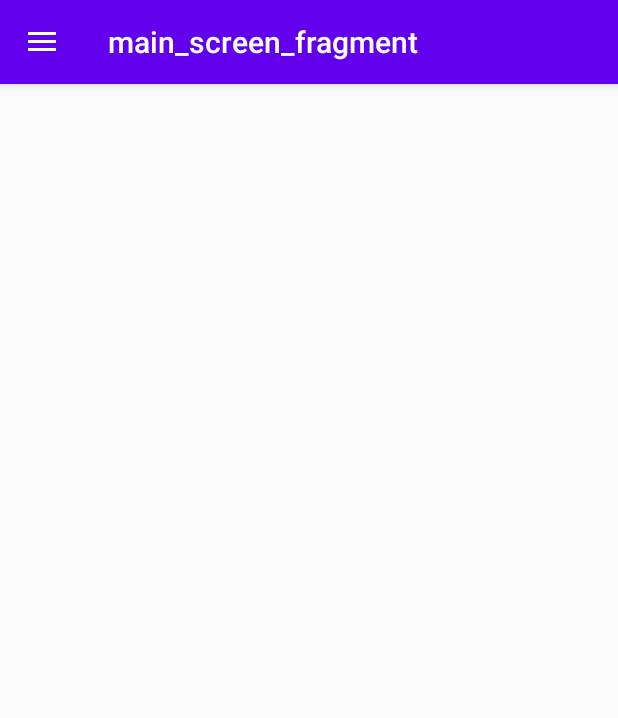
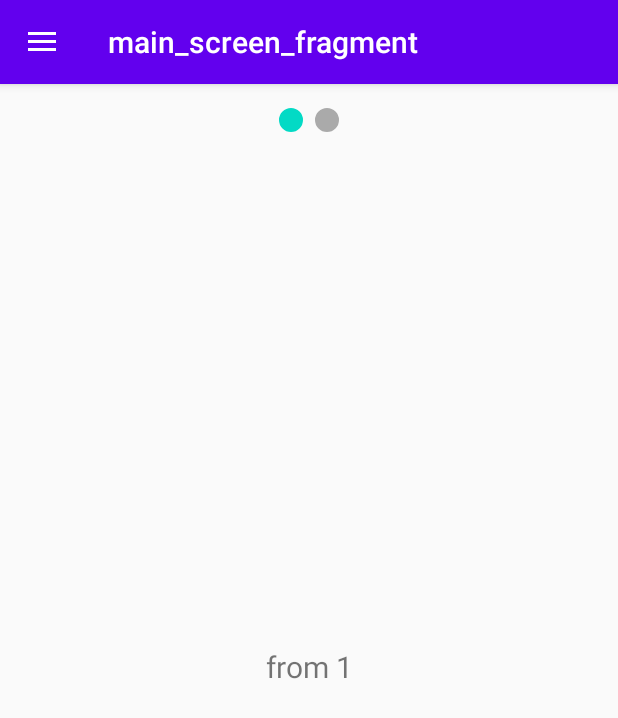
Before and after one commit to Daniloday/SmartSchedule, an Android app: the screen it shows after launch (MainActivity), on a phone screen of 412 x 824 dp. Shown: the top 718 px of the screen. Run offline under Robolectric (Android 15) with nearby library versions, the phone set to English and light mode, and no system bars; our stand-ins replace navigation-ui.

Commit message:
tabs with dots

```diff
--- a/app/build.gradle
+++ b/app/build.gradle
@@ -56,4 +56,6 @@ dependencies {
     implementation "android.arch.persistence.room:runtime:1.1.1"
     annotationProcessor "android.arch.persistence.room:compiler:1.1.1"
 
+
+
 }
--- a/app/src/main/java/com/missclick/smartschedule/ui/mainScreen/MainScreenFragment.kt
+++ b/app/src/main/java/com/missclick/smartschedule/ui/mainScreen/MainScreenFragment.kt
@@ -8,6 +8,7 @@ import android.view.View
 import android.view.ViewGroup
 import androidx.lifecycle.Observer
 import androidx.viewpager.widget.ViewPager
+import com.google.android.material.tabs.TabLayout
 import com.missclick.smartschedule.MainActivity
 import com.missclick.smartschedule.R
 import com.missclick.smartschedule.adapters.SectionsPagerAdapter
@@ -43,6 +44,8 @@ class MainScreenFragment : Fragment() {
                     //LOADED
                     val viewPager: ViewPager = (activity as MainActivity).findViewById(R.id.view_pager)
                     viewPager.adapter = sectionsPagerAdapter
+                    val tabs: TabLayout = (activity as MainActivity).findViewById(R.id.tab_dots)
+                    tabs.setupWithViewPager(viewPager)
                 }
                 is MainViewStates.ErrorState -> {
                     //SRY
@@ -55,10 +58,8 @@ class MainScreenFragment : Fragment() {
                 }
             }
         })
-//        val viewPager: ViewPager = (activity as MainActivity).findViewById(R.id.view_pager)
-//        viewPager.adapter = sectionsPagerAdapter
-//        val tabs: TabLayout = (activity as MainActivity).findViewById(R.id.tabs)
-//        tabs.setupWithViewPager(viewPager)
+
+
     }
 
     override fun onActivityCreated(savedInstanceState: Bundle?) {
--- a/app/src/main/java/com/missclick/smartschedule/ui/mainScreen/MainScreenViewModel.kt
+++ b/app/src/main/java/com/missclick/smartschedule/ui/mainScreen/MainScreenViewModel.kt
@@ -2,10 +2,13 @@ package com.missclick.smartschedule.ui.mainScreen
 
 import androidx.lifecycle.MutableLiveData
 import androidx.lifecycle.ViewModel
+import com.missclick.smartschedule.data.models.Schedule
 import com.missclick.smartschedule.extensions.default
 import com.missclick.smartschedule.viewstates.MainViewStates
 
 class MainScreenViewModel : ViewModel() {
     // TODO: Implement the ViewModel
-    val state = MutableLiveData<MainViewStates>().default(initialValue = MainViewStates.LoadingState)
+    val state = MutableLiveData<MainViewStates>().default(initialValue = MainViewStates.LoadedState(
+        Schedule()
+    ))
 }
--- /dev/null
+++ b/app/src/main/res/drawable/tab_indicator_default.xml
@@ -0,0 +1,12 @@
+<?xml version="1.0" encoding="utf-8"?>
+<layer-list xmlns:android="http://schemas.android.com/apk/res/android">
+    <item>
+        <shape
+            android:innerRadius="0dp"
+            android:shape="ring"
+            android:thickness="8dp"
+            android:useLevel="false">
+            <solid android:color="@android:color/darker_gray"/>
+        </shape>
+    </item>
+</layer-list>
--- /dev/null
+++ b/app/src/main/res/drawable/tab_indicator_selected.xml
@@ -0,0 +1,12 @@
+<?xml version="1.0" encoding="utf-8"?>
+<layer-list xmlns:android="http://schemas.android.com/apk/res/android">
+    <item>
+        <shape
+            android:innerRadius="0dp"
+            android:shape="ring"
+            android:thickness="8dp"
+            android:useLevel="false">
+            <solid android:color="@color/colorAccent"/>
+        </shape>
+    </item>
+</layer-list>
--- /dev/null
+++ b/app/src/main/res/drawable/tab_selector.xml
@@ -0,0 +1,7 @@
+<?xml version="1.0" encoding="utf-8"?>
+<selector xmlns:android="http://schemas.android.com/apk/res/android">
+
+    <item android:drawable="@drawable/tab_indicator_selected"
+        android:state_selected="true"/>
+    <item android:drawable="@drawable/tab_indicator_default"/>
+</selector>
--- a/app/src/main/res/layout/main_screen_fragment.xml
+++ b/app/src/main/res/layout/main_screen_fragment.xml
@@ -15,4 +15,13 @@
         app:layout_behavior="@string/appbar_scrolling_view_behavior" >
     </androidx.viewpager.widget.ViewPager>
 
+    <com.google.android.material.tabs.TabLayout
+        android:id="@+id/tab_dots"
+        android:layout_width="match_parent"
+        android:layout_height="wrap_content"
+        app:tabBackground="@drawable/tab_selector"
+        app:tabGravity="center"
+        app:tabIndicatorHeight="0dp"
+        />
+
 </FrameLayout>
--- a/app/src/main/res/values/strings.xml
+++ b/app/src/main/res/values/strings.xml
@@ -13,4 +13,9 @@
     <string name="menu_settings">Settings</string>
     <!-- TODO: Remove or change this placeholder text -->
     <string name="hello_blank_fragment">Hello blank fragment</string>
+
+    <integer-array name="img_id_arr">
+        <item>@drawable/tab_indicator_selected</item>
+        <item>@drawable/tab_indicator_selected</item>
+    </integer-array>
 </resources>
```
